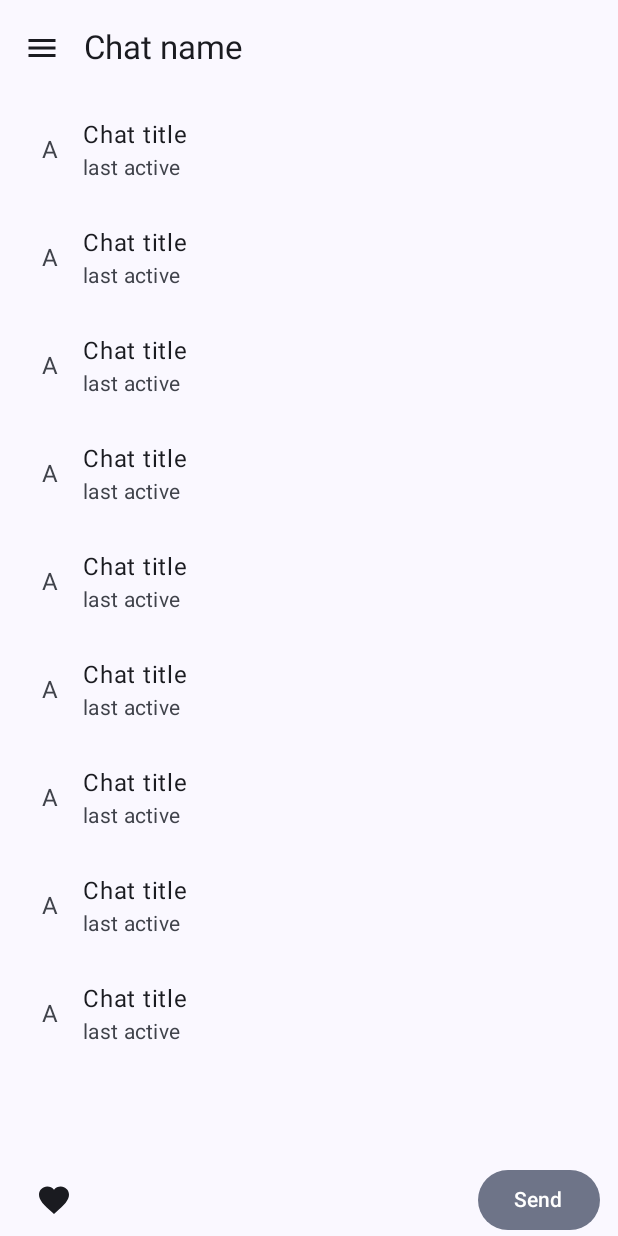
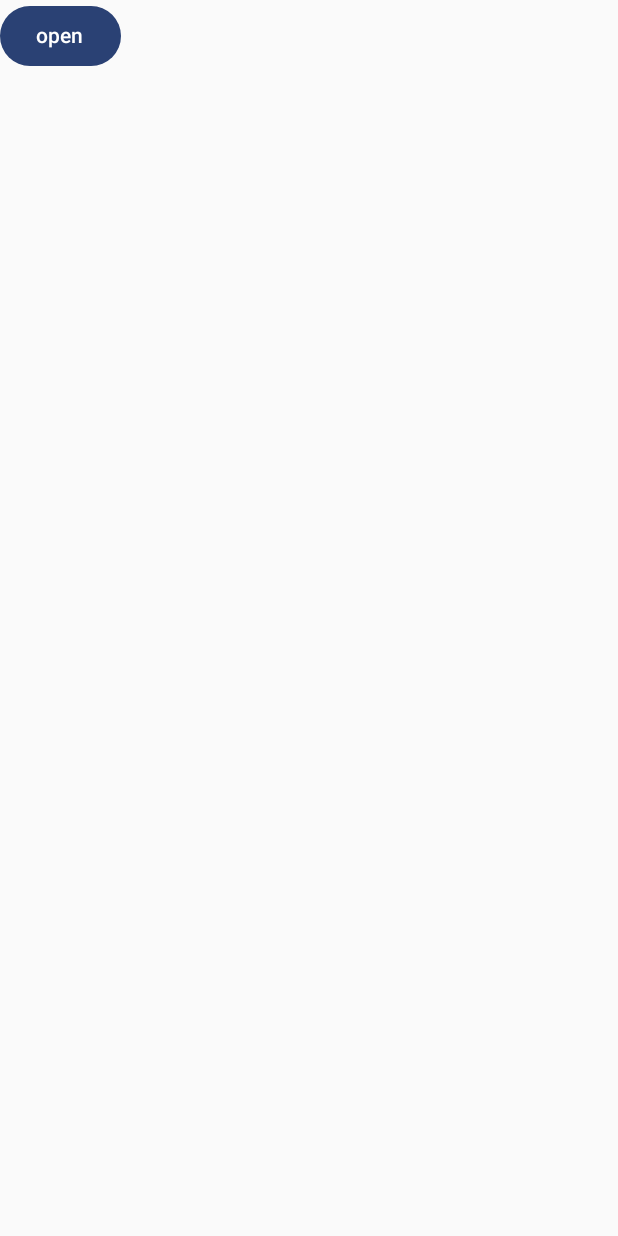
Before and after one commit to ankit7927/intune-compose, an Android app built with Jetpack Compose: the main_screen screen opened through its navigation route, on a phone screen of 412 x 824 dp. Run offline under Robolectric (Android 15) with nearby library versions, the phone set to English and light mode, and no system bars.

Commit message:
created drawer layout

```diff
--- a/app/src/main/java/com/lmptech/intune/ui/home/Drawer.kt
+++ b/app/src/main/java/com/lmptech/intune/ui/home/Drawer.kt
@@ -1,47 +1,30 @@
 package com.lmptech.intune.ui.home
 
 import androidx.compose.foundation.layout.Arrangement
-import androidx.compose.foundation.layout.Column
-import androidx.compose.foundation.layout.Row
+import androidx.compose.foundation.layout.Box
 import androidx.compose.foundation.layout.fillMaxHeight
 import androidx.compose.foundation.layout.fillMaxWidth
 import androidx.compose.foundation.layout.padding
+import androidx.compose.foundation.layout.width
 import androidx.compose.foundation.lazy.LazyColumn
-import androidx.compose.foundation.shape.RoundedCornerShape
 import androidx.compose.material.icons.Icons
 import androidx.compose.material.icons.filled.Person
-import androidx.compose.material3.Card
-import androidx.compose.material3.CardDefaults
 import androidx.compose.material3.ExperimentalMaterial3Api
 import androidx.compose.material3.Icon
 import androidx.compose.material3.IconButton
-import androidx.compose.material3.ListItem
 import androidx.compose.material3.SearchBar
-import androidx.compose.material3.Text
 import androidx.compose.runtime.Composable
 import androidx.compose.ui.Modifier
-import androidx.compose.ui.draw.clip
 import androidx.compose.ui.unit.dp
 import com.lmptech.intune.ui.components.ChatListItem
 
-@OptIn(ExperimentalMaterial3Api::class)
+
 @Composable
-fun Drawer() {
-    LazyColumn (
-        modifier = Modifier
-            .fillMaxHeight()
-            .fillMaxWidth(fraction = 0.73f)
-            .padding(horizontal = 12.dp),
-        verticalArrangement = Arrangement.SpaceBetween
+fun Drawer(modifier: Modifier = Modifier) {
+    LazyColumn(
+        modifier = modifier
+            .fillMaxWidth(0.8f),
     ) {
-        item {
-            SearchBar(query = "",
-                onQueryChange = {}, onSearch = {},
-                active = false, onActiveChange = {},
-                content = {}, trailingIcon = { IconButton(onClick = { /*TODO*/ }) {
-                    Icon(imageVector = Icons.Default.Person, contentDescription = "")
-                }})
-        }
 
         items(count = 30) {
             ChatListItem()
--- a/app/src/main/java/com/lmptech/intune/ui/home/HomeScreen.kt
+++ b/app/src/main/java/com/lmptech/intune/ui/home/HomeScreen.kt
@@ -5,14 +5,17 @@ import androidx.compose.foundation.layout.Arrangement
 import androidx.compose.foundation.layout.Box
 import androidx.compose.foundation.layout.Column
 import androidx.compose.foundation.layout.Row
+import androidx.compose.foundation.layout.fillMaxSize
 import androidx.compose.foundation.layout.fillMaxWidth
 import androidx.compose.foundation.layout.height
 import androidx.compose.foundation.layout.padding
+import androidx.compose.foundation.layout.statusBarsPadding
 import androidx.compose.foundation.lazy.LazyColumn
 import androidx.compose.foundation.text.BasicTextField
 import androidx.compose.material.icons.Icons
 import androidx.compose.material.icons.filled.Favorite
 import androidx.compose.material.icons.filled.Menu
+import androidx.compose.material3.Button
 import androidx.compose.material3.ExperimentalMaterial3Api
 import androidx.compose.material3.FilledTonalButton
 import androidx.compose.material3.Icon
@@ -23,65 +26,23 @@ import androidx.compose.material3.Text
 import androidx.compose.material3.TopAppBar
 import androidx.compose.runtime.Composable
 import androidx.compose.ui.Modifier
+import androidx.compose.ui.graphics.Color
 import androidx.compose.ui.tooling.preview.Preview
 import androidx.compose.ui.unit.dp
 import com.lmptech.intune.domain.models.DrawerState
 import com.lmptech.intune.domain.models.opposite
 import com.lmptech.intune.ui.components.ChatListItem
 
-@OptIn(ExperimentalMaterial3Api::class)
 @Composable
 fun HomeScreen(
     modifier: Modifier = Modifier,
-    drawerState: DrawerState,
-    onNavigationMenuClick: (DrawerState) -> Unit
+    openDrawer: () -> Unit = {},
 ) {
-    Scaffold(modifier = modifier,
-        topBar = {
-            TopAppBar(title = { Text(text = "Chat name") }, navigationIcon = {
-                IconButton(onClick = { onNavigationMenuClick(drawerState.opposite()) }) {
-                    Icon(imageVector = Icons.Default.Menu, contentDescription = "Menu")
-                }
-            })
-        }) {
-        Column(
-            modifier = Modifier
-                .padding(it)
-                .padding(horizontal = 12.dp)
-        ) {
-
-            LazyColumn(modifier = Modifier.weight(1f)) {
-                items(count = 20) {
-                    ChatListItem()
-                }
-            }
-
-            Column {
-                BasicTextField(
-                    value = "",
-                    onValueChange = {},
-                    modifier = Modifier
-                        .fillMaxWidth()
-                        .height(48.dp)
-                        .background(MaterialTheme.colorScheme.surface),
-                    maxLines = 3,
-                    decorationBox = {
-
-                        it()
-                    }
-                )
-                Row(
-                    horizontalArrangement = Arrangement.SpaceBetween,
-                    modifier = Modifier.fillMaxWidth()
-                ) {
-                    IconButton(onClick = { /*TODO*/ }) {
-                        Icon(imageVector = Icons.Default.Favorite, contentDescription = "")
-                    }
-
-                    FilledTonalButton(onClick = { /*TODO*/ }) {
-                        Text(text = "Send")
-                    }
-                }
+    Box (modifier = modifier
+        .fillMaxSize()) {
+        Column (modifier = Modifier.fillMaxWidth()) {
+            Button(onClick = openDrawer) {
+                Text(text = "open")
             }
         }
     }
--- a/app/src/main/java/com/lmptech/intune/ui/home/MainView.kt
+++ b/app/src/main/java/com/lmptech/intune/ui/home/MainView.kt
@@ -2,28 +2,39 @@ package com.lmptech.intune.ui.home
 
 import androidx.activity.compose.BackHandler
 import androidx.compose.animation.core.animateDpAsState
+import androidx.compose.animation.core.animateFloatAsState
 import androidx.compose.foundation.background
 import androidx.compose.foundation.layout.Box
+import androidx.compose.foundation.layout.Spacer
 import androidx.compose.foundation.layout.fillMaxSize
-import androidx.compose.foundation.layout.navigationBarsPadding
+import androidx.compose.foundation.layout.height
 import androidx.compose.foundation.layout.offset
+import androidx.compose.foundation.layout.padding
 import androidx.compose.foundation.layout.statusBarsPadding
-import androidx.compose.foundation.shape.RoundedCornerShape
+import androidx.compose.material3.Button
+import androidx.compose.material3.DrawerValue
 import androidx.compose.material3.MaterialTheme
+import androidx.compose.material3.ModalNavigationDrawer
+import androidx.compose.material3.Text
+import androidx.compose.material3.rememberDrawerState
 import androidx.compose.runtime.Composable
 import androidx.compose.runtime.derivedStateOf
 import androidx.compose.runtime.getValue
 import androidx.compose.runtime.mutableStateOf
 import androidx.compose.runtime.remember
+import androidx.compose.runtime.rememberCoroutineScope
 import androidx.compose.runtime.setValue
 import androidx.compose.ui.Modifier
-import androidx.compose.ui.draw.shadow
 import androidx.compose.ui.platform.LocalConfiguration
 import androidx.compose.ui.platform.LocalDensity
 import androidx.compose.ui.unit.dp
+import androidx.compose.ui.unit.max
 import com.lmptech.intune.domain.models.DrawerState
 import com.lmptech.intune.domain.models.isOpened
 import com.lmptech.intune.ui.navigation.NavDestination
+import kotlinx.coroutines.launch
+import kotlin.math.abs
+import kotlin.math.max
 import kotlin.math.roundToInt
 
 object MainScreenDestination : NavDestination {
@@ -34,42 +45,26 @@ object MainScreenDestination : NavDestination {
 
 @Composable
 fun MainView() {
-    var drawerState by remember { mutableStateOf(DrawerState.CLOSED) }
+    val coroutineScope = rememberCoroutineScope()
+    val dState  = rememberDrawerState(DrawerValue.Closed)
 
+    // TODO create pushing drawer
 
-    val configuration = LocalConfiguration.current
-
-    val offsetValue by remember {
-        derivedStateOf { ((configuration.screenWidthDp / 4) * 3).dp}
-    }
-
-    val animatedOffset by animateDpAsState(
-        targetValue = if (drawerState.isOpened()) offsetValue else 0.dp,
-        label = "Animated Offset"
-    )
-
-    val animatedShadow by animateDpAsState(
-        targetValue = if (drawerState.isOpened()) 12.dp else 0.dp,
-        label = "Animated Offset"
-    )
-
-
-    BackHandler(enabled = drawerState.isOpened()) {
-        drawerState = DrawerState.CLOSED
+    BackHandler(enabled = dState.isOpen) {
+        if (dState.isOpen) {
+            coroutineScope.launch {
+                dState.close()
+            }
+        }
     }
 
 
-    Box(
-        modifier = Modifier
-            .background(MaterialTheme.colorScheme.surface)
-            .statusBarsPadding()
-            .navigationBarsPadding()
-            .fillMaxSize()
-    ) {
-        Drawer()
-        HomeScreen(modifier = Modifier
-            .offset(x = animatedOffset),
-            drawerState = drawerState,
-            onNavigationMenuClick = { drawerState = it })
+    ModalNavigationDrawer(
+        drawerState = dState,
+        gesturesEnabled = true,
+        drawerContent = { Drawer() }) {
+        HomeScreen(modifier = Modifier)
     }
+
+
 }
--- a/app/src/main/java/com/lmptech/intune/ui/navigation/NavDestination.kt
+++ b/app/src/main/java/com/lmptech/intune/ui/navigation/NavDestination.kt
@@ -1,5 +1,6 @@
 package com.lmptech.intune.ui.navigation
 
+import com.lmptech.intune.ui.home.MainScreenDestination
 import com.lmptech.intune.ui.landing.LandingDestination
 
 interface NavDestination {
@@ -9,6 +10,6 @@ interface NavDestination {
 object AuthChecker {
     fun calculateStartDestination() :String {
         // here calculate user authenticated or not and return route
-        return LandingDestination.route
+        return MainScreenDestination.route
     }
 }
```
